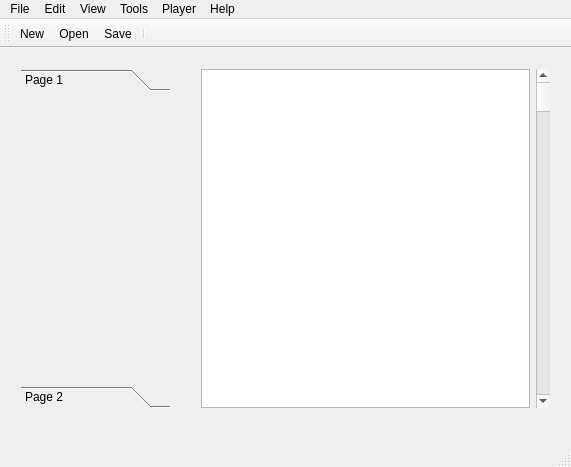
Above: MapEditor/mainwindow.ui from projectdelphai/ECS160_MapEditor before the change. Below: the same form after it.
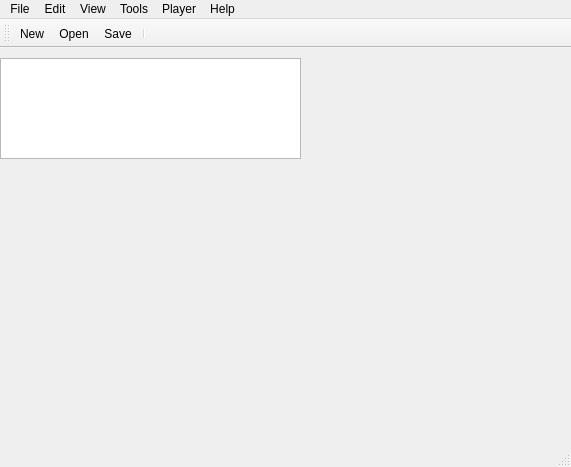
That is the form after the change. Icons and pictures are not drawn.

Commit message:
Revert "Merge branch 'develop-ui' into develop"
This reverts commit a5782d3f139aff2c857288843778f4ea03936db1, reversing
changes made to 475013d02c51318b055074169a5d512d3bc7b5b0.

The edit to the form file:
```diff
--- a/MapEditor/mainwindow.ui
+++ b/MapEditor/mainwindow.ui
@@ -21,91 +21,24 @@
     <normaloff>:/icons/icons/icon.ico</normaloff>:/icons/icons/icon.ico</iconset>
   </property>
   <widget class="QWidget" name="centralWidget">
-   <property name="enabled">
-    <bool>true</bool>
-   </property>
-   <property name="mouseTracking">
-    <bool>true</bool>
-   </property>
-   <widget class="QWidget" name="horizontalLayoutWidget">
+   <widget class="QGraphicsView" name="graphicsView">
     <property name="geometry">
      <rect>
-      <x>10</x>
+      <x>0</x>
       <y>10</y>
-      <width>171</width>
-      <height>361</height>
+      <width>301</width>
+      <height>101</height>
      </rect>
     </property>
-    <layout class="QHBoxLayout" name="horizontalLayout">
-     <item>
-      <widget class="QToolBox" name="toolBox">
-       <property name="currentIndex">
-        <number>0</number>
-       </property>
-       <widget class="QWidget" name="page">
-        <property name="geometry">
-         <rect>
-          <x>0</x>
-          <y>0</y>
-          <width>169</width>
-          <height>291</height>
-         </rect>
-        </property>
-        <attribute name="label">
-         <string>Page 1</string>
-        </attribute>
-       </widget>
-       <widget class="QWidget" name="page_2">
-        <property name="geometry">
-         <rect>
-          <x>0</x>
-          <y>0</y>
-          <width>98</width>
-          <height>28</height>
-         </rect>
-        </property>
-        <attribute name="label">
-         <string>Page 2</string>
-        </attribute>
-       </widget>
-      </widget>
-     </item>
-    </layout>
-   </widget>
-   <widget class="QWidget" name="horizontalLayoutWidget_2">
-    <property name="geometry">
-     <rect>
-      <x>190</x>
-      <y>10</y>
-      <width>371</width>
-      <height>361</height>
-     </rect>
+    <property name="sizePolicy">
+     <sizepolicy hsizetype="Maximum" vsizetype="Maximum">
+      <horstretch>0</horstretch>
+      <verstretch>0</verstretch>
+     </sizepolicy>
     </property>
-    <layout class="QHBoxLayout" name="horizontalLayout_2">
-     <item>
-      <widget class="QGraphicsView" name="graphicsView">
-       <property name="enabled">
-        <bool>true</bool>
-       </property>
-       <property name="sizePolicy">
-        <sizepolicy hsizetype="Expanding" vsizetype="Expanding">
-         <horstretch>0</horstretch>
-         <verstretch>0</verstretch>
-        </sizepolicy>
-       </property>
-       <property name="mouseTracking">
-        <bool>true</bool>
-       </property>
-      </widget>
-     </item>
-     <item>
-      <widget class="QScrollBar" name="verticalScrollBar">
-       <property name="orientation">
-        <enum>Qt::Vertical</enum>
-       </property>
-      </widget>
-     </item>
-    </layout>
+    <property name="mouseTracking">
+     <bool>true</bool>
+    </property>
    </widget>
   </widget>
   <widget class="QMenuBar" name="menuBar">
```
Left out of the diff: 55 changed lines with no effect on the pictures. The commit also changes 6 other files.
